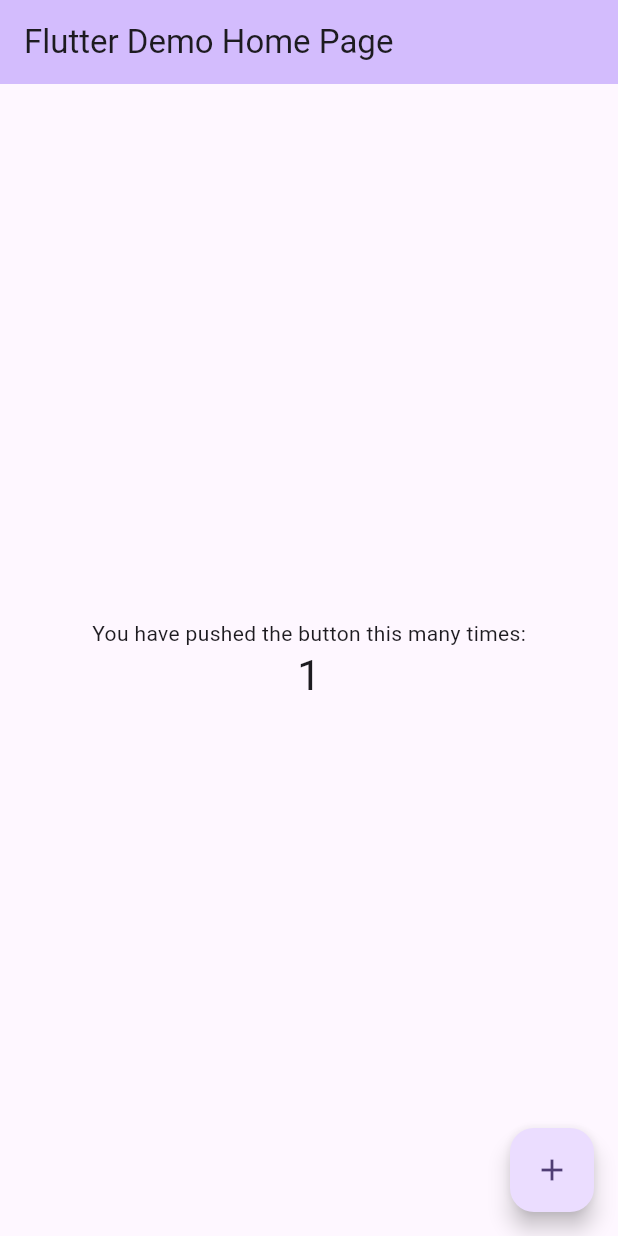
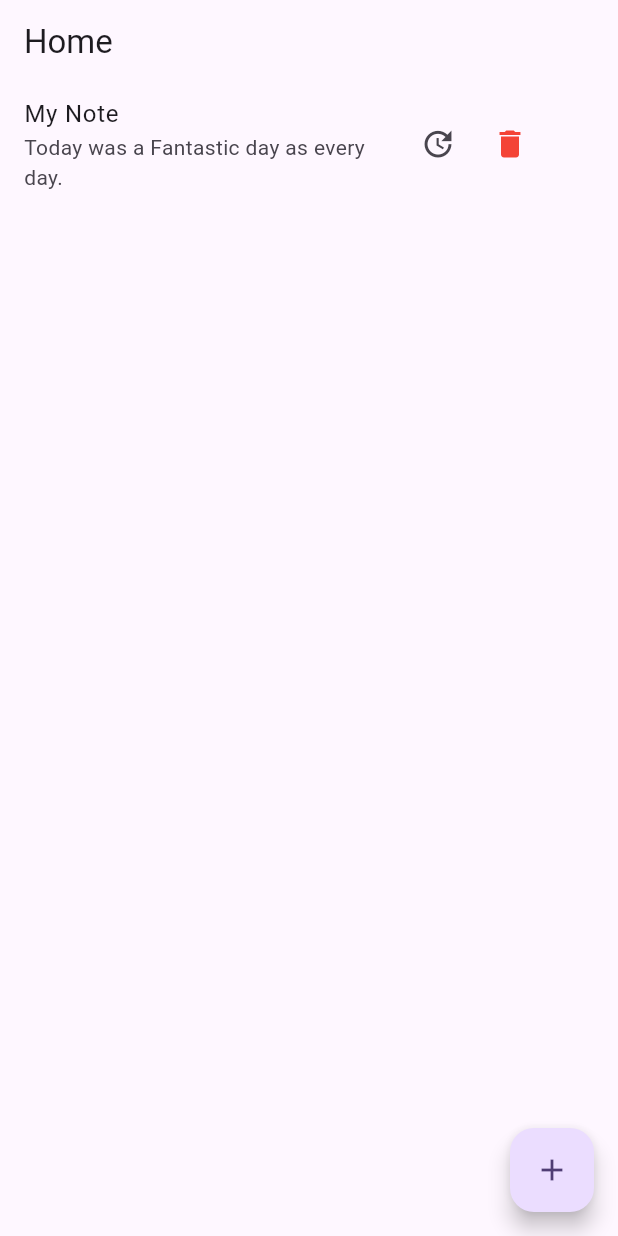
Before and after one commit to raunak2909/db_exp_327, a Flutter app: the screen it shows after launch, after a tap on the "add" icon, on a phone screen of 412 x 824 dp. Run offline on Flutter 3.47's test engine with Material 3 defaults, Android fonts, the phone set to English and light mode, and no system bars; our stand-ins replace sqflite; accounts and stored records are empty.

Commit message:
insert and fetch quert implemented

```diff
--- a/lib/db_helper.dart
+++ b/lib/db_helper.dart
@@ -43,17 +43,34 @@ class DbHelper{
 
     });
 
+  }
+
+  ///insert
+  Future<bool> addNote({required String title, required String desc}) async{
+
+    Database db = await initDB();
+
+    int rowsEffected = await db.insert("note", {
+      "n_title" : title,
+      "n_desc" : desc,
+     });
+
+    return rowsEffected>0;
 
   }
 
-  void addNote({required String title, required String desc}) async{
+  ///select
+  Future<List<Map<String, dynamic>>> fetchAllNote() async{
 
     Database db = await initDB();
 
-    db.insert("note", {
+    List<Map<String, dynamic>> allNotes = await db.query("note"); /// select * from note
 
-    });
-
+    return allNotes;
   }
 
+
+  ///update
+  ///delete
+
 }
--- /dev/null
+++ b/lib/home_page.dart
@@ -0,0 +1,72 @@
+import 'package:db_exp_327/db_helper.dart';
+import 'package:flutter/material.dart';
+
+class HomePage extends StatefulWidget {
+  @override
+  State<HomePage> createState() => _HomePageState();
+}
+
+class _HomePageState extends State<HomePage> {
+  DbHelper dbHelper = DbHelper.getInstance();
+  List<Map<String, dynamic>> mData = [];
+
+  @override
+  void initState() {
+    super.initState();
+    getNotes();
+  }
+
+  void getNotes() async {
+    mData = await dbHelper.fetchAllNote();
+    setState(() {});
+  }
+
+  @override
+  Widget build(BuildContext context) {
+    return Scaffold(
+      appBar: AppBar(
+        title: Text('Home'),
+      ),
+      body: mData.isNotEmpty
+          ? ListView.builder(
+        itemCount: mData.length,
+          itemBuilder: (_, index){
+            return ListTile(
+              title: Text(mData[index]["n_title"]),
+              subtitle: Text(mData[index]["n_desc"]),
+              trailing: SizedBox(
+                width: 120,
+                child: Row(
+                  children: [
+                    IconButton(onPressed: (){
+
+                    }, icon: Icon(Icons.update)),
+                    IconButton(onPressed: (){
+
+                    }, icon: Icon(Icons.delete, color: Colors.red,)),
+                  ],
+                ),
+              ),
+            );
+      })
+          : Center(
+              child: Text('No notes yet!!'),
+            ),
+      floatingActionButton: FloatingActionButton(
+        onPressed: () async {
+          bool check = await dbHelper.addNote(
+              title: "My Note",
+              desc: "Today was a Fantastic day as every day.");
+
+          if (check) {
+            print("Note added successfully!!");
+            getNotes();
+          } else {
+            print("Failed to add note");
+          }
+        },
+        child: Icon(Icons.add),
+      ),
+    );
+  }
+}
--- a/lib/main.dart
+++ b/lib/main.dart
@@ -1,5 +1,7 @@
 import 'package:db_exp_327/db_helper.dart';
 import 'package:flutter/material.dart';
+
+import 'home_page.dart';
 
 void main() {
   runApp(const MyApp());
@@ -17,100 +19,7 @@ class MyApp extends StatelessWidget {
         colorScheme: ColorScheme.fromSeed(seedColor: Colors.deepPurple),
         useMaterial3: true,
       ),
-      home: const MyHomePage(title: 'Flutter Demo Home Page'),
+      home: HomePage(),
     );
   }
 }
-
-class MyHomePage extends StatefulWidget {
-  const MyHomePage({super.key, required this.title});
-
-  // This widget is the home page of your application. It is stateful, meaning
-  // that it has a State object (defined below) that contains fields that affect
-  // how it looks.
-
-  // This class is the configuration for the state. It holds the values (in this
-  // case the title) provided by the parent (in this case the App widget) and
-  // used by the build method of the State. Fields in a Widget subclass are
-  // always marked "final".
-
-  final String title;
-
-  @override
-  State<MyHomePage> createState() => _MyHomePageState();
-}
-
-class _MyHomePageState extends State<MyHomePage> {
-  int _counter = 0;
-
-  void _incrementCounter() {
-    setState(() {
-      // This call to setState tells the Flutter framework that something has
-      // changed in this State, which causes it to rerun the build method below
-      // so that the display can reflect the updated values. If we changed
-      // _counter without calling setState(), then the build method would not be
-      // called again, and so nothing would appear to happen.
-      _counter++;
-    });
-  }
-
-  @override
-  Widget build(BuildContext context) {
-
-
-    DbHelper db = DbHelper.getInstance();
-    db.addNote(title: titleController.text, desc: descController.text);
-
-    // This method is rerun every time setState is called, for instance as done
-    // by the _incrementCounter method above.
-    //
-    // The Flutter framework has been optimized to make rerunning build methods
-    // fast, so that you can just rebuild anything that needs updating rather
-    // than having to individually change instances of widgets.
-    return Scaffold(
-      appBar: AppBar(
-        // TRY THIS: Try changing the color here to a specific color (to
-        // Colors.amber, perhaps?) and trigger a hot reload to see the AppBar
-        // change color while the other colors stay the same.
-        backgroundColor: Theme.of(context).colorScheme.inversePrimary,
-        // Here we take the value from the MyHomePage object that was created by
-        // the App.build method, and use it to set our appbar title.
-        title: Text(widget.title),
-      ),
-      body: Center(
-        // Center is a layout widget. It takes a single child and positions it
-        // in the middle of the parent.
-        child: Column(
-          // Column is also a layout widget. It takes a list of children and
-          // arranges them vertically. By default, it sizes itself to fit its
-          // children horizontally, and tries to be as tall as its parent.
-          //
-          // Column has various properties to control how it sizes itself and
-          // how it positions its children. Here we use mainAxisAlignment to
-          // center the children vertically; the main axis here is the vertical
-          // axis because Columns are vertical (the cross axis would be
-          // horizontal).
-          //
-          // TRY THIS: Invoke "debug painting" (choose the "Toggle Debug Paint"
-          // action in the IDE, or press "p" in the console), to see the
-          // wireframe for each widget.
-          mainAxisAlignment: MainAxisAlignment.center,
-          children: <Widget>[
-            const Text(
-              'You have pushed the button this many times:',
-            ),
-            Text(
-              '$_counter',
-              style: Theme.of(context).textTheme.headlineMedium,
-            ),
-          ],
-        ),
-      ),
-      floatingActionButton: FloatingActionButton(
-        onPressed: _incrementCounter,
-        tooltip: 'Increment',
-        child: const Icon(Icons.add),
-      ), // This trailing comma makes auto-formatting nicer for build methods.
-    );
-  }
-}
```
Also changed, not shown: 3 other files.
